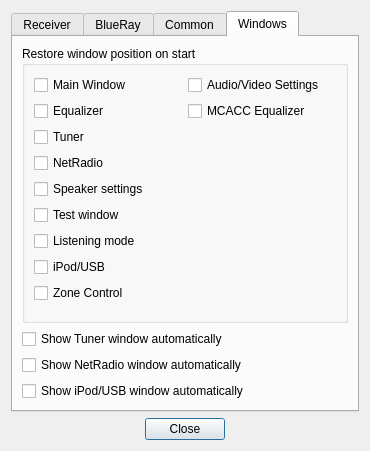
Old version of the form settingsdialog.ui in the repository AceOfSnakes/AvrPioRemote.
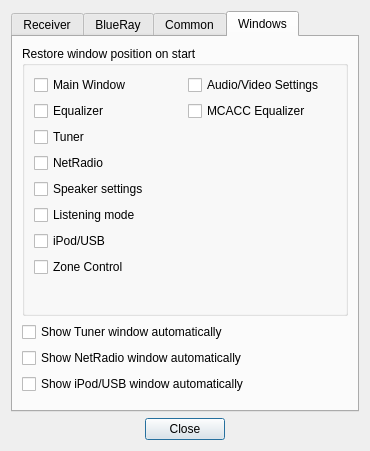
New version of the form. The open tabs and pages were chosen to show the change.

The edit to the form file:
```diff
--- a/settingsdialog.ui
+++ b/settingsdialog.ui
@@ -885,27 +885,20 @@
              </widget>
             </item>
             <item row="5" column="0">
-             <widget class="QCheckBox" name="RestoreTestWindowCheckBox">
-              <property name="text">
-               <string>Test window</string>
-              </property>
-             </widget>
-            </item>
-            <item row="6" column="0">
              <widget class="QCheckBox" name="RestoreLMSettingsWindowCheckBox">
               <property name="text">
                <string>Listening mode</string>
               </property>
              </widget>
             </item>
-            <item row="7" column="0">
+            <item row="6" column="0">
              <widget class="QCheckBox" name="RestoreUSBWindowCheckBox">
               <property name="text">
                <string>iPod/USB</string>
               </property>
              </widget>
             </item>
-            <item row="8" column="0">
+            <item row="7" column="0">
              <widget class="QCheckBox" name="RestoreZoneControlWindowCheckBox">
               <property name="text">
                <string>Zone Control</string>
```
Left out of the diff: 9 changed lines with no effect on the pictures.
